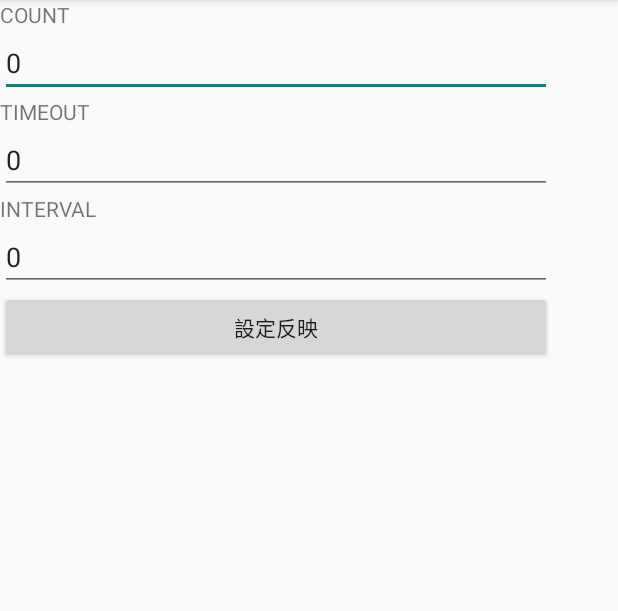
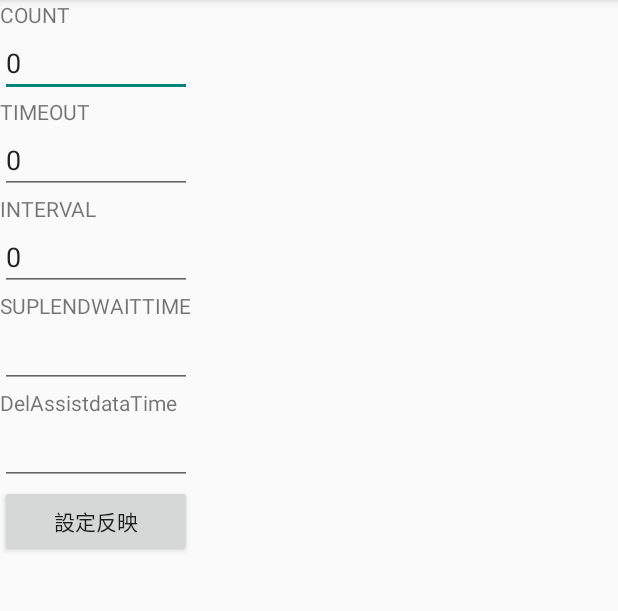
Before and after one commit to t-ooshio/MyLocation0718, an Android app: the screen it shows after launch (SettingActivity), after a tap on "設定", on a phone screen of 412 x 824 dp, the part 84-695 px from its top. Run offline under Robolectric (Android 15) with nearby library versions, the phone set to English and light mode, and no system bars; 1 other tap on this screen came first.

Commit message:
自宅にて設定ログ関連をちょちょっといじった

```diff
--- a/app/src/main/AndroidManifest.xml
+++ b/app/src/main/AndroidManifest.xml
@@ -26,5 +26,6 @@
     <uses-permission android:name="android.permission.ACCESS_NETWORK_STATE"></uses-permission>
     <uses-permission android:name="android.permission.READ_EXTERNAL_STORAGE"></uses-permission>
     <uses-permission android:name="android.permission.WRITE_EXTERNAL_STORAGE"></uses-permission>
+    <uses-permission android:name="android.permission.WAKE_LOCK"></uses-permission>
 
 </manifest>
--- a/app/src/main/java/jp/sio/testapp/mylocation/Activity/SettingActivity.java
+++ b/app/src/main/java/jp/sio/testapp/mylocation/Activity/SettingActivity.java
@@ -21,6 +21,8 @@ public class SettingActivity extends AppCompatActivity {
     private EditText editTextCount;
     private EditText editTextTimeout;
     private EditText editTextInterval;
+    private EditText editTextSuplEndWaitTime;
+    private EditText editTextDelAssistDataTime;
 
     @Override
     protected void onCreate(Bundle savedInstanceState) {
@@ -29,10 +31,12 @@ public class SettingActivity extends AppCompatActivity {
 
         settingPresenter = new SettingPresenter(this);
 
-        buttonSet = (Button)findViewById(R.id.ButtunSet);
+        buttonSet = (Button)findViewById(R.id.buttonSetting);
         editTextCount = (EditText)findViewById(R.id.editTextCount);
         editTextTimeout = (EditText)findViewById(R.id.editTextTimeout);
         editTextInterval = (EditText)findViewById(R.id.editTextInterval);
+        editTextSuplEndWaitTime = (EditText)findViewById(R.id.editTextSuplEndWaitTime);
+        editTextDelAssistDataTime = (EditText)findViewById(R.id.editTextDelAssistDataTime);
     }
 
     @Override
@@ -43,5 +47,10 @@ public class SettingActivity extends AppCompatActivity {
     public void onButtonSet(){
 
     }
-
+    @Override
+    protected void onDestroy(){
+        //TODO: 戻るボタンを押されたときにSetting
+        settingPresenter.commitSetting();
+        super.onDestroy();
+    }
 }
--- a/app/src/main/java/jp/sio/testapp/mylocation/L.java
+++ b/app/src/main/java/jp/sio/testapp/mylocation/L.java
@@ -1,6 +1,9 @@
 package jp.sio.testapp.mylocation;
 
 import android.util.Log;
+
+import java.util.regex.Matcher;
+import java.util.regex.Pattern;
 
 /**
  * Created by NTT docomo on 2017/05/26.
@@ -25,6 +28,9 @@ public class L {
      * @return className,method,line
      */
     private static String getTag() {
+        //String regex = "&quot;[\\.]+&quot;"
+        //Pattern p = Pattern.compile(regex);
+
         final StackTraceElement trace = Thread.currentThread().getStackTrace()[4];
         final String cla = trace.getClassName();
         final String mthd = trace.getMethodName();
--- a/app/src/main/java/jp/sio/testapp/mylocation/Presenter/SettingPresenter.java
+++ b/app/src/main/java/jp/sio/testapp/mylocation/Presenter/SettingPresenter.java
@@ -16,6 +16,9 @@ public class SettingPresenter {
         this.activity = activity;
         usecase = new SettingUsecase(this.activity.getApplicationContext());
     }
+    public void commitSetting(){
+        usecase.commitSetting();
+    }
 
     public void setSetting(){
 
--- a/app/src/main/java/jp/sio/testapp/mylocation/Usecase/MyLocationUsecase.java
+++ b/app/src/main/java/jp/sio/testapp/mylocation/Usecase/MyLocationUsecase.java
@@ -17,7 +17,7 @@ public class MyLocationUsecase {
             Manifest.permission.ACCESS_FINE_LOCATION,Manifest.permission.ACCESS_COARSE_LOCATION,
             Manifest.permission.ACCESS_LOCATION_EXTRA_COMMANDS,Manifest.permission.ACCESS_NETWORK_STATE,
             Manifest.permission.INTERNET,Manifest.permission.READ_EXTERNAL_STORAGE,
-            Manifest.permission.WRITE_EXTERNAL_STORAGE};
+            Manifest.permission.WRITE_EXTERNAL_STORAGE,Manifest.permission.WAKE_LOCK};
 
     public MyLocationUsecase(MyLocationActivity activity){
         this.activity = activity;
--- a/app/src/main/res/layout/activity_main.xml
+++ b/app/src/main/res/layout/activity_main.xml
@@ -32,4 +32,5 @@
         android:layout_height="wrap_content"
         android:text="TextView"
         app:layout_constraintTop_toBottomOf="@+id/buttonStart" />
+
 </android.support.constraint.ConstraintLayout>
--- a/app/src/main/res/layout/activity_setting.xml
+++ b/app/src/main/res/layout/activity_setting.xml
@@ -7,7 +7,7 @@
     tools:context="jp.sio.testapp.mylocation.Activity.SettingActivity">
 
     <ScrollView
-        android:layout_width="368dp"
+        android:layout_width="0dp"
         android:layout_height="495dp"
         tools:layout_editor_absoluteY="8dp"
         tools:layout_editor_absoluteX="8dp">
@@ -18,13 +18,13 @@
             android:orientation="vertical" >
 
             <TextView
-                android:id="@+id/TextViewCount"
+                android:id="@+id/textView"
                 android:layout_width="match_parent"
                 android:layout_height="wrap_content"
                 android:text="@string/settingCount" />
 
             <EditText
-                android:id="@+id/editTextCount"
+                android:id="@+id/editText"
                 android:layout_width="match_parent"
                 android:layout_height="wrap_content"
                 android:inputType="number|numberSigned|numberDecimal"
@@ -32,15 +32,14 @@
                 app:layout_constraintTop_toBottomOf="@+id/TextViewCount" />
 
             <TextView
-                android:id="@+id/TextViewTimeout"
+                android:id="@+id/textView2"
                 android:layout_width="match_parent"
                 android:layout_height="wrap_content"
                 android:text="@string/settingTimeout"
                 app:layout_constraintTop_toBottomOf="@+id/editTextCount" />
 
-
             <EditText
-                android:id="@+id/editTextTimeout"
+                android:id="@+id/editText2"
                 android:layout_width="match_parent"
                 android:layout_height="wrap_content"
                 android:inputType="number|numberSigned|numberDecimal"
@@ -48,28 +47,52 @@
                 app:layout_constraintTop_toBottomOf="@+id/TextViewTimeout" />
 
             <TextView
-                android:id="@+id/TextViewInterval"
+                android:id="@+id/textView3"
                 android:layout_width="match_parent"
                 android:layout_height="wrap_content"
                 android:text="@string/settingInterval"
                 app:layout_constraintTop_toBottomOf="@+id/editTextTimeout" />
 
-
             <EditText
-                android:id="@+id/editTextInterval"
+                android:id="@+id/editText3"
                 android:layout_width="match_parent"
                 android:layout_height="wrap_content"
                 android:inputType="number|numberSigned|numberDecimal"
                 android:text="0"
                 app:layout_constraintTop_toBottomOf="@+id/TextViewInterval" />
 
+            <TextView
+                android:id="@+id/textView4"
+                android:layout_width="match_parent"
+                android:layout_height="wrap_content"
+                android:text="@string/settingSuplEndWaitTime"
+                app:layout_constraintTop_toBottomOf="@+id/editTextInterval" />
+
+            <EditText
+                android:id="@+id/editText4"
+                android:layout_width="match_parent"
+                android:layout_height="wrap_content"
+                app:layout_constraintTop_toBottomOf="@+id/TextViewSuplEndWaitTime" />
+
+            <TextView
+                android:id="@+id/textView5"
+                android:layout_width="match_parent"
+                android:layout_height="wrap_content"
+                android:text="@string/settingDelAssistdataTime"
+                app:layout_constraintTop_toBottomOf="@+id/editTextSuplEndWaitTime" />
+
+            <EditText
+                android:id="@+id/editText5"
+                android:layout_width="match_parent"
+                android:layout_height="wrap_content"
+                app:layout_constraintTop_toBottomOf="@+id/TextViewDelAssistDataTime" />
+
             <Button
-                android:id="@+id/ButtunSet"
+                android:id="@+id/buttonSetting"
                 android:layout_width="match_parent"
                 android:layout_height="wrap_content"
                 android:text="設定反映"
-                app:layout_constraintTop_toBottomOf="@+id/EditTextInterval" />
-
+                app:layout_constraintTop_toBottomOf="@+id/editTextDelAssistDataTime" />
         </LinearLayout>
     </ScrollView>
 
--- a/app/src/main/res/values/strings.xml
+++ b/app/src/main/res/values/strings.xml
@@ -7,10 +7,14 @@
     <string name="locationSetting">設定</string>
 
     <!---Setting用の項目 -->
+    <string name="settingPrefName">MyLocationSetting</string>
+    <string name="settingLocationType">LOCATIONTYPE</string>
     <string name="settingCount">COUNT</string>
     <string name="settingTimeout">TIMEOUT</string>
     <string name="settingInterval">INTERVAL</string>
-    <string name="settingTestParam">TESTPARAM</string>
+    <string name="settingIsCold">isCold</string>
+    <string name="settingSuplEndWaitTime">SUPLENDWAITTIME</string>
+    <string name="settingDelAssistdataTime">DelAssistdataTime</string>
 
     <!---測位種別用の文字列定数 -->
     <string name="locationUeb">LocationUeb</string>
@@ -24,4 +28,12 @@
     <string name="TagLat">lattude</string>
     <string name="TagLong">longitude</string>
     <string name="Tagttff">TTFF</string>
+
+    <!--ServiceからPresentationが受け取る値の種類-->
+    <!--この値によってActivityに対する処理を変える-->
+    <string name="category">category</string>
+    <string name="categoryLocation">categoryLocation</string>
+    <string name="categoryColdStart">CategoryColdStart</string>
+    <string name="categoryColdStop">CategoryColdStop</string>
+    <string name="categoryServiceEnd">CategoryServiceEnd</string>
 </resources>
```
Also changed, not shown: app/src/main/java/jp/sio/testapp/mylocation/Activity/MyLocationActivity.java (+5 -3 lines), app/src/main/java/jp/sio/testapp/mylocation/Presenter/MyLocationPresenter.java (+43 -17 lines), app/src/main/java/jp/sio/testapp/mylocation/Repository/LocationLog.java (+83 -0 lines), app/src/main/java/jp/sio/testapp/mylocation/Repository/SettingPref.java (+73 -14 lines), app/src/main/java/jp/sio/testapp/mylocation/Service/UebService.java (+224 -76 lines), app/src/main/java/jp/sio/testapp/mylocation/Usecase/SettingUsecase.java (+16 -6 lines).
